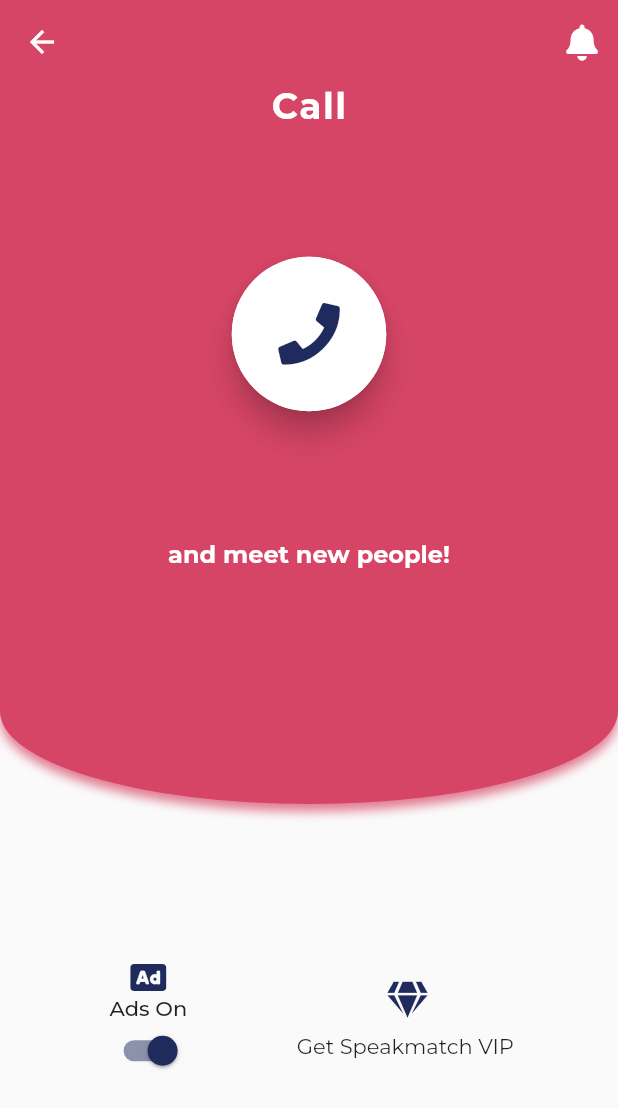
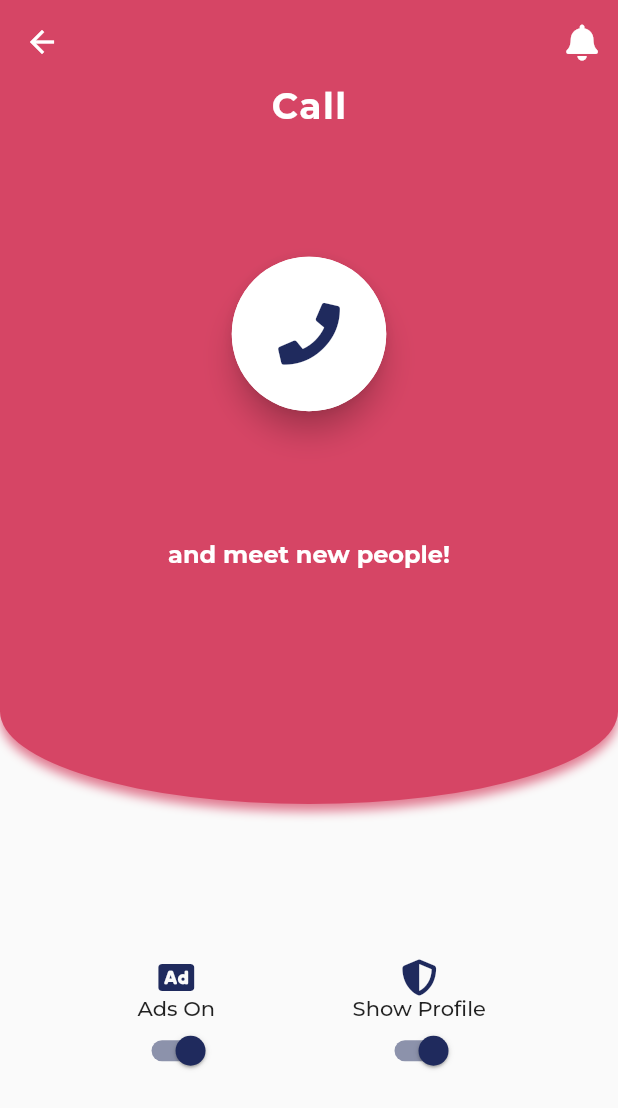
Before and after one commit to mertguven/speakmatch_v2, a Flutter app: the HomeView screen opened directly, on a phone screen of 412 x 824 dp. Shown: the top 1108 px of the screen. Run offline on Flutter 3.47's test engine with Material 2 defaults, Android fonts, the phone set to English and light mode, and no system bars; drawn by our look-alikes of avatar_glow; our stand-ins replace bloc, cloud_firestore, dio, firebase_auth, firebase_core, firebase_messaging and 16 more; missing offline and left inert: agora_rtc_engine, in_app_purchase_android; accounts and stored records are empty.

Commit message:
profile display status added

```diff
--- a/lib/presentation/main/home/home_view.dart
+++ b/lib/presentation/main/home/home_view.dart
@@ -21,10 +21,12 @@ class HomeView extends StatefulWidget {
 
 class _HomeViewState extends State<HomeView> {
   Rx<bool> _adsStatus = true.obs;
+  Rx<bool> _profileDisplayStatus = true.obs;
 
   @override
   void initState() {
-    _adsStatus.value = SharedPrefs.getAdStatus ?? true;
+    _adsStatus.value = SharedPrefs.getAdStatus;
+    _profileDisplayStatus.value = SharedPrefs.getProfileDisplayStatus;
     super.initState();
   }
 
@@ -129,7 +131,7 @@ class _HomeViewState extends State<HomeView> {
             mainAxisAlignment: MainAxisAlignment.spaceEvenly,
             children: [
               _adStatusContainer(),
-              _getSpeakmatchVIPButton(),
+              _hideProfileContainer(),
             ],
           ),
         ));
@@ -150,7 +152,7 @@ class _HomeViewState extends State<HomeView> {
               _adsStatus.value ? "Ads On" : "Ads Off",
               style: TextStyle(fontWeight: FontWeight.w500),
             ),
-            Switch(
+            Switch.adaptive(
               materialTapTargetSize: MaterialTapTargetSize.shrinkWrap,
               value: _adsStatus.value,
               activeColor: Theme.of(context).colorScheme.primary,
@@ -162,21 +164,29 @@ class _HomeViewState extends State<HomeView> {
     );
   }
 
-  GestureDetector _getSpeakmatchVIPButton() {
-    return GestureDetector(
-      onTap: () => Get.offAll(() => PageRouterView(pageToShow: 0),
-          transition: Transition.leftToRightWithFade),
-      child: Column(
+  Container _hideProfileContainer() {
+    return Container(
+      margin: EdgeInsets.symmetric(vertical: 50),
+      child: Obx(
+        () => Column(
           mainAxisAlignment: MainAxisAlignment.center,
           children: [
             Icon(
-            FontAwesomeIcons.solidGem,
+              FontAwesomeIcons.shieldAlt,
               color: Theme.of(context).colorScheme.primary,
             ),
-          Padding(
-              padding: const EdgeInsets.only(top: 10),
-              child: Text("Get Speakmatch VIP")),
+            Text(
+              _profileDisplayStatus.value ? "Show Profile" : "Hide Profile",
+              style: TextStyle(fontWeight: FontWeight.w500),
+            ),
+            Switch.adaptive(
+              materialTapTargetSize: MaterialTapTargetSize.shrinkWrap,
+              value: _profileDisplayStatus.value,
+              activeColor: Theme.of(context).colorScheme.primary,
+              onChanged: (change) => changeProfileDisplayStatus(),
+            ),
           ],
+        ),
       ),
     );
   }
@@ -214,4 +224,9 @@ class _HomeViewState extends State<HomeView> {
       );
     }
   }
+
+  Future<void> changeProfileDisplayStatus() async {
+    _adsStatus.toggle();
+    SharedPrefs.changeProfileDisplayStatus();
   }
+}
--- a/lib/shared-prefs.dart
+++ b/lib/shared-prefs.dart
@@ -31,6 +31,11 @@ class SharedPrefs {
       _prefs.setBool("adStatus", !getAdStatus);
   static bool get getAdStatus => _prefs.getBool("adStatus") ?? true;
 
+  static Future<void> changeProfileDisplayStatus() async =>
+      _prefs.setBool("profileDisplayStatus", !getProfileDisplayStatus);
+  static bool get getProfileDisplayStatus =>
+      _prefs.getBool("profileDisplayStatus") ?? true;
+
   static bool get getVisibilityOfProfile =>
       _prefs.getBool('visibilityOfProfile') ?? true;
   static String get getUid => _prefs.getString('uid') ?? null;
```
Also changed, not shown: lib/presentation/main/home/call/calling_view.dart (+0 -36 lines), lib/presentation/main/home/call/voice_call_view.dart (+7 -1 lines). Lines whose indentation alone changed are shown as unchanged.
